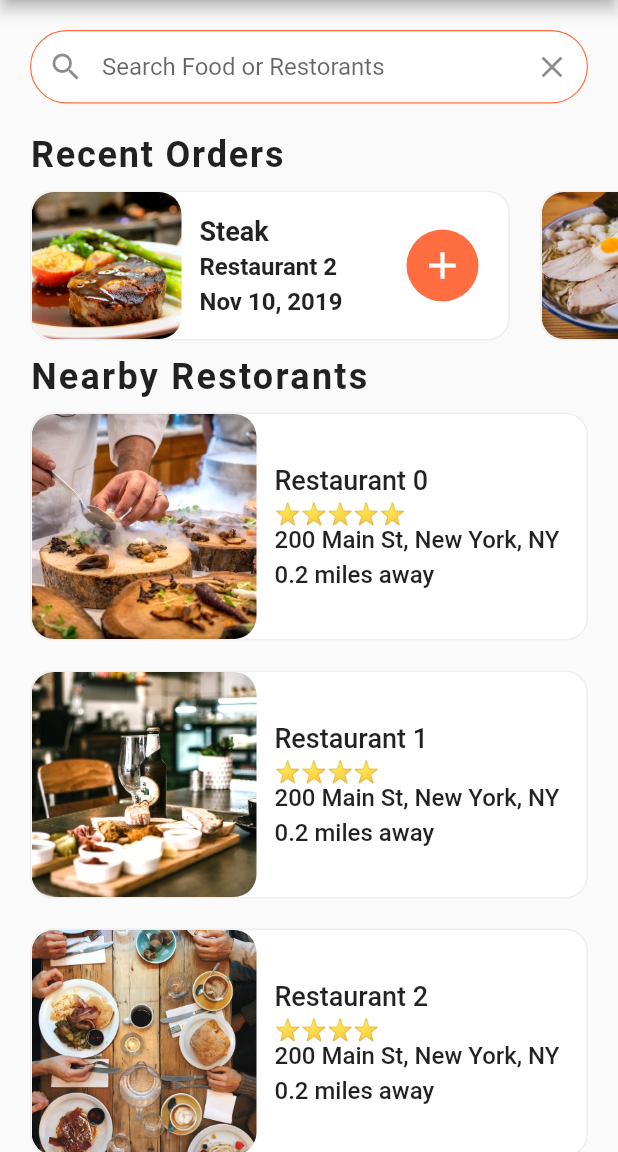
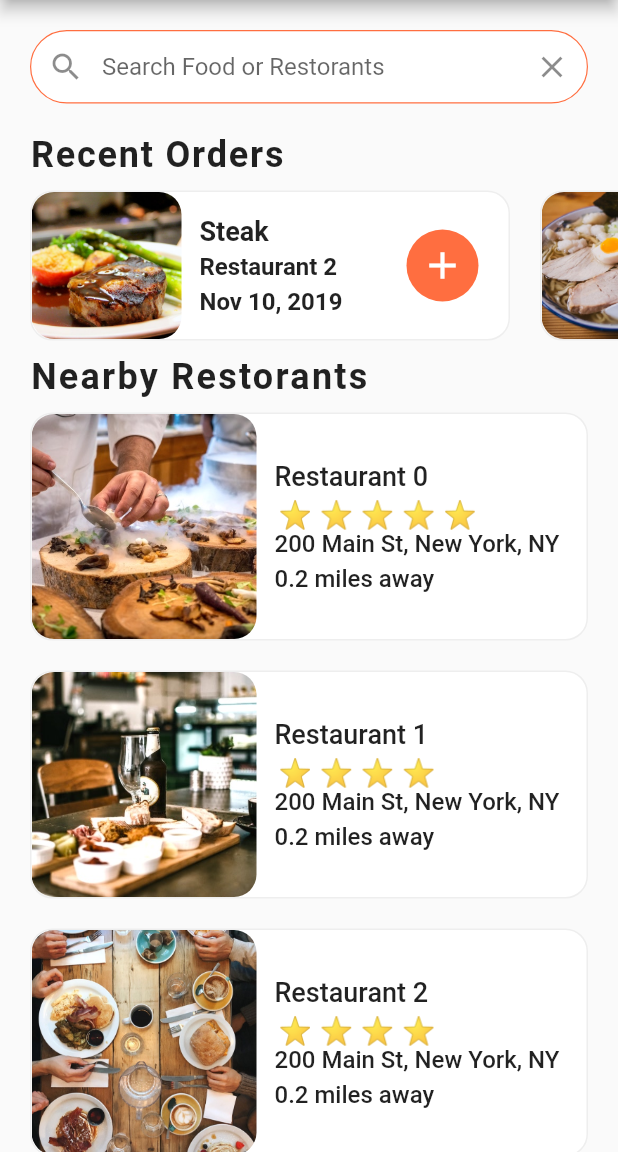
Before and after one commit to ibtehajraza/Flutter_food_delivery_app_UI, a Flutter app: the screen it shows after launch, on a phone screen of 412 x 824 dp, the part 84-1236 px from its top. Run offline on Flutter 3.47's test engine with Material 2 defaults, Android fonts, the light colour scheme and no system bars.

Commit message:
minute Changes in star rating widget.

```diff
--- a/lib/widgets/rating_stars.dart
+++ b/lib/widgets/rating_stars.dart
@@ -15,6 +15,6 @@ class RatingStars extends StatelessWidget {
       stars += '⭐';
     }
 
-    return Text(stars);
+    return Text(stars , style: TextStyle(fontSize: 18.0, letterSpacing: 5),);
   }
 }
```
